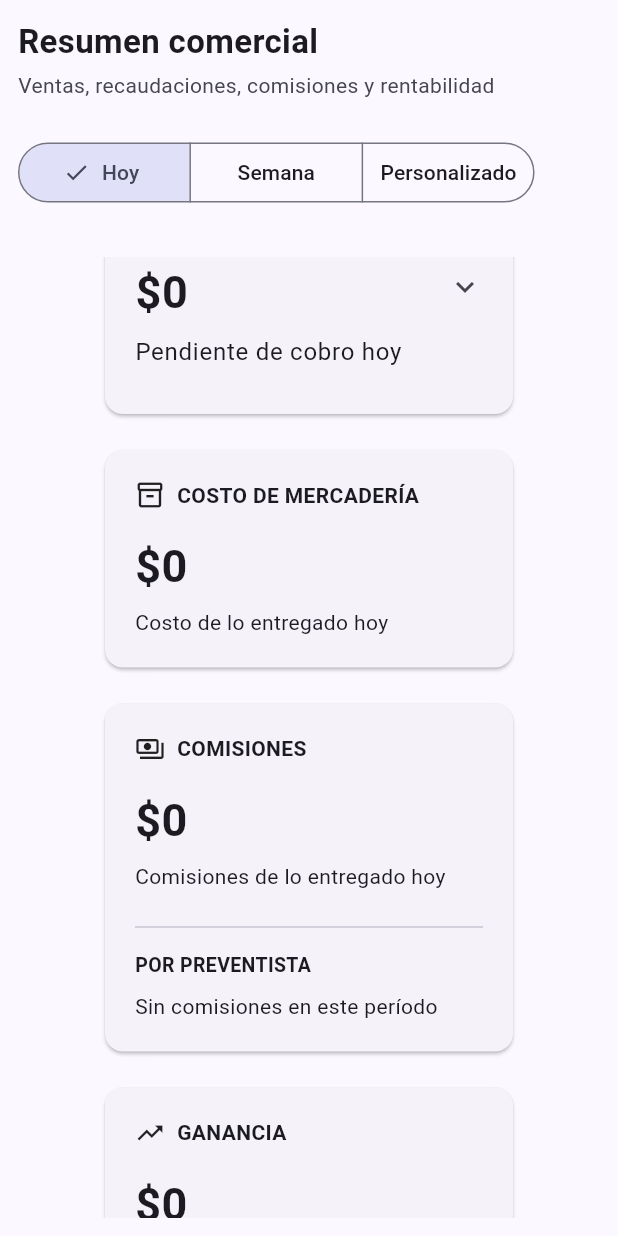
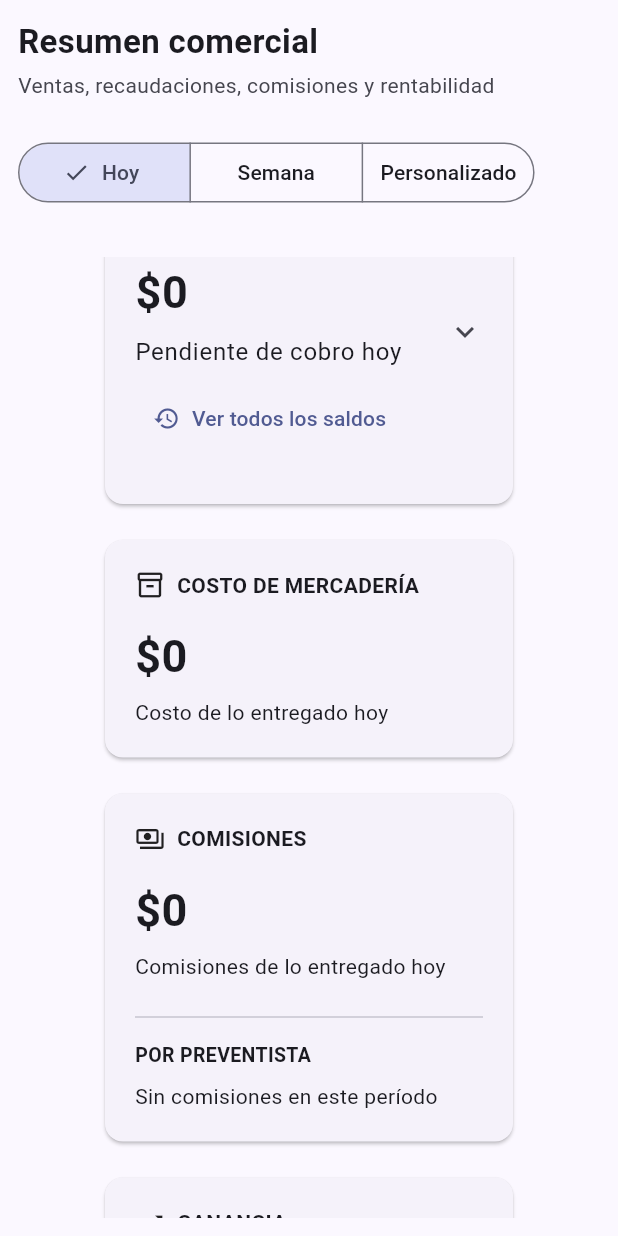
Before and after one commit to chechualexander-beep/distribuidora-alberdi, a Flutter app: the CommercialSummaryPage widget shown alone on an empty page, opened directly, scrolled down 576 dp, on a phone screen of 412 x 824 dp. Run offline on Flutter 3.47's test engine with Material 3 defaults, Android fonts, the phone set to English and light mode, and no system bars; our stand-ins replace csv, file_picker, firebase_core, firebase_messaging, geolocator, pdf and 3 more; accounts and stored records are empty.

Commit message:
Agrega saldos históricos y optimiza resumen comercial

```diff
--- a/lib/features/admin/commercial_summary_page.dart
+++ b/lib/features/admin/commercial_summary_page.dart
@@ -28,6 +28,7 @@ double _comisiones = 0;
 double _ganancia = 0;
 Map<String, double> _comisionesPorPreventista = {};
 Map<String, String> _nombresPreventistas = {};
+bool _mostrarTodosLosSaldos = false;
 
 Future<void> _cargarResumen() async {
   setState(() {
@@ -142,6 +143,21 @@ if (_periodoSeleccionado == 1) {
       'fecha_entrega',
       fin.toIso8601String().split('T').first,
     );
+    final pedidosParaSaldos = _mostrarTodosLosSaldos
+    ? await _supabase
+        .from('pedidos')
+        .select('''
+          id,
+          cliente_id,
+          clientes (
+            nombre_comercio
+          ),
+          pedido_detalles (
+            cantidad_entregada,
+            precio_unitario
+          )
+        ''')
+    : pedidosEntregados;
 
 double mercaderiaEntregada = 0;
 double costoMercaderia = 0;
@@ -180,11 +196,38 @@ if (preventistaId != null) {
 }
   }
 }
+final idsPedidosParaSaldos = pedidosParaSaldos
+    .map((pedido) => pedido['id']?.toString())
+    .whereType<String>()
+    .toList();
+
+final Map<String, double> pagosPorPedido = {};
+
+if (idsPedidosParaSaldos.isNotEmpty) {
+  final pagosSaldos = await _supabase
+      .from('pedido_pagos')
+      .select('pedido_id, importe')
+      .inFilter('pedido_id', idsPedidosParaSaldos);
+
+  for (final pago in pagosSaldos) {
+    final pedidoId = pago['pedido_id']?.toString();
+
+    if (pedidoId == null) continue;
+
+    final importe = double.tryParse(
+          pago['importe']?.toString() ?? '',
+        ) ??
+        0;
+
+    pagosPorPedido[pedidoId] =
+        (pagosPorPedido[pedidoId] ?? 0) + importe;
+  }
+}
 double saldoPendiente = 0;
 
 final Map<String, Map<String, dynamic>> saldosPorCliente = {};
 
-for (final pedido in pedidosEntregados) {
+for (final pedido in pedidosParaSaldos) {
   final pedidoId = pedido['id']?.toString();
 
   if (pedidoId == null) continue;
@@ -207,17 +250,7 @@ for (final pedido in pedidosEntregados) {
     totalEntregadoPedido += cantidadEntregada * precioUnitario;
   }
 
-  final pagosPedido = await _supabase
-      .from('pedido_pagos')
-      .select('importe')
-      .eq('pedido_id', pedidoId);
-
-  double totalPagadoPedido = 0;
-
-  for (final pago in pagosPedido) {
-    totalPagadoPedido +=
-        double.tryParse(pago['importe']?.toString() ?? '') ?? 0;
-  }
+  final totalPagadoPedido = pagosPorPedido[pedidoId] ?? 0;
 
   final pendientePedido = totalEntregadoPedido - totalPagadoPedido;
 
@@ -595,6 +628,33 @@ Text(
                     ? 'Pendiente de cobro en la semana'
                     : 'Pendiente de cobro en el período',
           ),
+          const SizedBox(height: 8),
+
+Align(
+  alignment: Alignment.centerLeft,
+  child: TextButton.icon(
+    onPressed: () async {
+      setState(() {
+        _mostrarTodosLosSaldos = !_mostrarTodosLosSaldos;
+      });
+
+      await _cargarResumen();
+    },
+    icon: Icon(
+      _mostrarTodosLosSaldos
+          ? Icons.filter_alt_off_outlined
+          : Icons.history_outlined,
+      size: 18,
+    ),
+    label: Text(
+      _mostrarTodosLosSaldos
+          ? 'Ver saldo del período'
+          : 'Ver todos los saldos',
+    ),
+  ),
+),
+
+const SizedBox(height: 4),
         ],
       ),
       children: [
```
